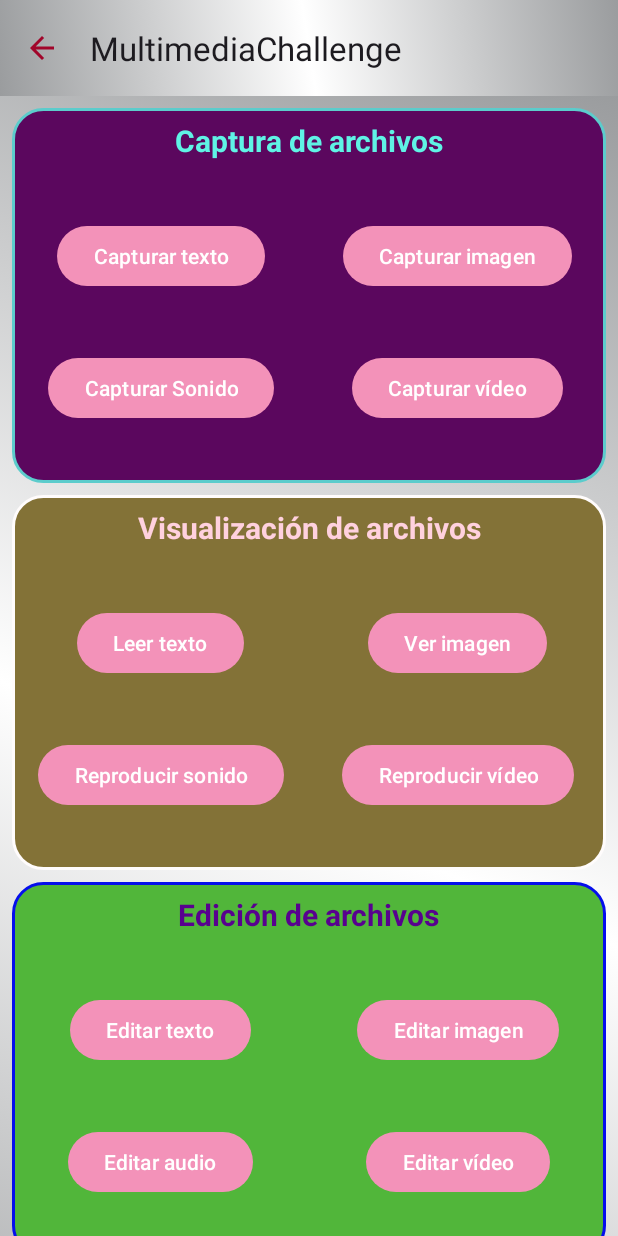
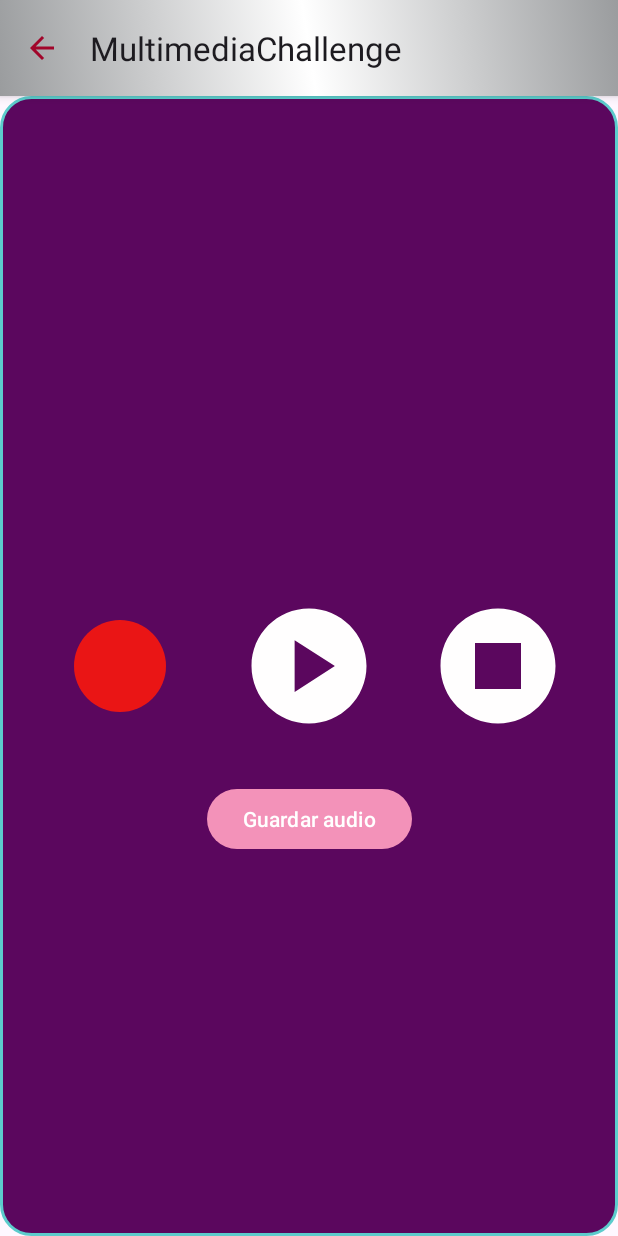
Before and after one commit to eguevarac/MultimediaChallenge, an Android app: the screen it shows after launch (MainActivity), after a tap on "Capturar Sonido", on a phone screen of 412 x 824 dp. Run offline under Robolectric (Android 15) with nearby library versions, the light colour scheme and no system bars.

Commit message:
added camera and recorder permissions

```diff
--- a/app/src/main/java/com/example/multimediachallenge/ui/MainFragment.kt
+++ b/app/src/main/java/com/example/multimediachallenge/ui/MainFragment.kt
@@ -1,18 +1,19 @@
 package com.example.multimediachallenge.ui
 
-import android.app.Activity
-import android.content.Intent
+import android.Manifest
 import android.net.Uri
+import android.os.Build
 import android.os.Bundle
+import android.util.Log
 import android.view.LayoutInflater
 import android.view.View
 import android.view.ViewGroup
+import android.widget.Toast
 import androidx.activity.result.ActivityResultLauncher
 import androidx.activity.result.contract.ActivityResultContracts
 import androidx.fragment.app.Fragment
 import androidx.navigation.fragment.findNavController
 import com.example.multimediachallenge.databinding.FragmentMainBinding
-import com.example.multimediachallenge.utils.AudioRecordingManager
 import com.example.multimediachallenge.utils.CameraManager
 import com.example.multimediachallenge.utils.TypeOfTextFragment
 
@@ -20,6 +21,7 @@ import com.example.multimediachallenge.utils.TypeOfTextFragment
 class MainFragment : Fragment() {
 
     private lateinit var binding: FragmentMainBinding
+    private var isCameraToVideo = false
 
     private val contractCameraForPictures: ActivityResultLauncher<Uri> =
         registerForActivityResult(ActivityResultContracts.TakePicture()) { userClickSave ->
@@ -34,7 +36,17 @@ class MainFragment : Fragment() {
             }
         }
 
-    private val recordAudioIntent = Intent().apply {
+    private val requestCameraPermissionLauncher =
+        registerForActivityResult(ActivityResultContracts.RequestPermission()) { isGranted ->
+            if (isGranted) {
+                launchPictureOrVideoContract()
+            } else {
+                Toast.makeText(requireContext(), "No has aceptado los permisos", Toast.LENGTH_SHORT)
+                    .show()
+            }
+        }
+
+    /*private val recordAudioIntent = Intent().apply {
         action = "com.sec.android.app.voicenote.action.RECORD_NEW_SOUND"
         flags = Intent.FLAG_ACTIVITY_NEW_TASK
     }
@@ -48,7 +60,7 @@ class MainFragment : Fragment() {
             } else {
                 // Si la acción se cancela o falla, aquí puedes manejarlo
             }
-        }
+        }*/
 
     override fun onCreateView(
         inflater: LayoutInflater, container: ViewGroup?,
@@ -70,23 +82,23 @@ class MainFragment : Fragment() {
                 )
             }
             btnCaptureSound.setOnClickListener {
-                AudioRecordingManager.startAudioRecording(
+                /*AudioRecordingManager.startAudioRecording(
                     requireContext(),
                     contractRecordAudio,
                     recordAudioIntent
+                )*/
+                findNavController().navigate(
+                    MainFragmentDirections.actionMainFragmentToRecorderFragment()
                 )
             }
             btnCaptureImg.setOnClickListener {
-                CameraManager.startContract(
-                    requireContext(),
-                    contractCameraForPictures
-                )
+                isCameraToVideo = false
+                Log.i(">", "Va a entrar en la función")
+                checkCameraPermissions()
             }
             btnCaptureVideo.setOnClickListener {
-                CameraManager.startContract(
-                    requireContext(),
-                    contractCameraForVideos
-                )
+                isCameraToVideo = true
+                checkCameraPermissions()
             }
 
             btnVisualizationText.setOnClickListener {
@@ -124,4 +136,26 @@ class MainFragment : Fragment() {
             btnChrome.setOnClickListener { }
         }
     }
+
+    private fun checkCameraPermissions() {
+        if (Build.VERSION.SDK_INT >= Build.VERSION_CODES.M) {
+            requestCameraPermissionLauncher.launch(Manifest.permission.CAMERA)
+        } else {
+            launchPictureOrVideoContract()
+        }
+    }
+
+    private fun launchPictureOrVideoContract() {
+        if (!isCameraToVideo) {
+            CameraManager.startContract(
+                requireContext(),
+                contractCameraForPictures
+            )
+        } else {
+            CameraManager.startContract(
+                requireContext(),
+                contractCameraForVideos
+            )
+        }
+    }
 }
--- /dev/null
+++ b/app/src/main/java/com/example/multimediachallenge/ui/RecorderFragment.kt
@@ -0,0 +1,55 @@
+package com.example.multimediachallenge.ui
+
+import android.Manifest
+import android.media.MediaRecorder
+import android.os.Build
+import android.os.Bundle
+import android.view.LayoutInflater
+import android.view.View
+import android.view.ViewGroup
+import android.widget.Toast
+import androidx.activity.result.contract.ActivityResultContracts
+import androidx.fragment.app.Fragment
+import com.example.multimediachallenge.databinding.FragmentRecorderBinding
+
+class RecorderFragment : Fragment() {
+
+    private lateinit var binding: FragmentRecorderBinding
+    private lateinit var recorder: MediaRecorder
+    override fun onCreateView(
+        inflater: LayoutInflater, container: ViewGroup?,
+        savedInstanceState: Bundle?
+    ): View {
+        binding = FragmentRecorderBinding.inflate(inflater, container, false)
+        return binding.root
+    }
+
+    override fun onViewCreated(view: View, savedInstanceState: Bundle?) {
+        super.onViewCreated(view, savedInstanceState)
+
+        checkRecorderPermission()
+    }
+
+    private fun checkRecorderPermission() {
+        val requestRecorderPermissionLauncher =
+            registerForActivityResult(ActivityResultContracts.RequestPermission()) { isGranted ->
+                if (isGranted) {
+                    // TODO: aquí hay que hacer las cositas
+                    Toast.makeText(requireContext(), "Permisos aceptado", Toast.LENGTH_SHORT).show()
+                } else {
+                    Toast.makeText(
+                        requireContext(),
+                        "Permisos denegados por el usuario",
+                        Toast.LENGTH_SHORT
+                    ).show()
+                }
+            }
+
+        if (Build.VERSION.SDK_INT >= Build.VERSION_CODES.M) {
+            requestRecorderPermissionLauncher.launch(Manifest.permission.RECORD_AUDIO)
+        } else {
+            // TODO: aquí hay que hacer las cositas
+        }
+
+    }
+}
--- a/app/src/main/java/com/example/multimediachallenge/ui/TextFragment.kt
+++ b/app/src/main/java/com/example/multimediachallenge/ui/TextFragment.kt
@@ -42,6 +42,7 @@ class TextFragment : Fragment() {
             TypeOfTextFragment.TextCreation -> setupTextCreationOrEditionFragment()
             TypeOfTextFragment.TextEdition -> setupTextCreationOrEditionFragment()
             TypeOfTextFragment.TextReader -> setupTextReaderFragment()
+            else -> setupTextReaderFragment()
         }
     }
 
--- /dev/null
+++ b/app/src/main/res/drawable/ic_play_circle.xml
@@ -0,0 +1,10 @@
+<vector android:height="92dp"
+    android:tint="#FFFEFE"
+    android:viewportHeight="24"
+    android:viewportWidth="24"
+    android:width="92dp"
+    xmlns:android="http://schemas.android.com/apk/res/android">
+    <path
+        android:fillColor="@android:color/white"
+        android:pathData="M12,2C6.48,2 2,6.48 2,12s4.48,10 10,10s10,-4.48 10,-10S17.52,2 12,2zM9.5,16.5v-9l7,4.5L9.5,16.5z" />
+</vector>
--- /dev/null
+++ b/app/src/main/res/drawable/ic_record.xml
@@ -0,0 +1,10 @@
+<vector android:height="92dp"
+    android:tint="#EA1515"
+    android:viewportHeight="24"
+    android:viewportWidth="24"
+    android:width="92dp"
+    xmlns:android="http://schemas.android.com/apk/res/android">
+    <path
+        android:fillColor="@android:color/white"
+        android:pathData="M12,12m-8,0a8,8 0,1 1,16 0a8,8 0,1 1,-16 0" />
+</vector>
--- /dev/null
+++ b/app/src/main/res/drawable/ic_stop_circle.xml
@@ -0,0 +1,10 @@
+<vector android:height="92dp"
+    android:tint="#FFFEFE"
+    android:viewportHeight="24"
+    android:viewportWidth="24"
+    android:width="92dp"
+    xmlns:android="http://schemas.android.com/apk/res/android">
+    <path
+        android:fillColor="@android:color/white"
+        android:pathData="M12,2C6.48,2 2,6.48 2,12c0,5.52 4.48,10 10,10s10,-4.48 10,-10C22,6.48 17.52,2 12,2zM16,16H8V8h8V16z" />
+</vector>
--- /dev/null
+++ b/app/src/main/res/layout/fragment_recorder.xml
@@ -0,0 +1,52 @@
+<?xml version="1.0" encoding="utf-8"?>
+<androidx.constraintlayout.widget.ConstraintLayout xmlns:android="http://schemas.android.com/apk/res/android"
+    xmlns:tools="http://schemas.android.com/tools"
+    android:layout_width="match_parent"
+    android:layout_height="match_parent"
+    xmlns:app="http://schemas.android.com/apk/res-auto"
+    tools:context=".ui.RecorderFragment"
+    android:background="@drawable/background_card_capture">
+
+    <ImageButton
+        android:id="@+id/btnRec"
+        android:layout_width="92dp"
+        android:layout_height="92dp"
+        android:src="@drawable/ic_record"
+        android:background="@color/transparent"
+        app:layout_constraintTop_toTopOf="parent"
+        app:layout_constraintStart_toStartOf="parent"
+        app:layout_constraintEnd_toStartOf="@id/btnPlay"
+        app:layout_constraintBottom_toBottomOf="parent" />
+
+    <ImageButton
+        android:id="@+id/btnPlay"
+        android:layout_width="92dp"
+        android:layout_height="92dp"
+        android:src="@drawable/ic_play_circle"
+        android:background="@color/transparent"
+        app:layout_constraintTop_toTopOf="parent"
+        app:layout_constraintStart_toEndOf="@id/btnRec"
+        app:layout_constraintEnd_toStartOf="@id/btnStop"
+        app:layout_constraintBottom_toBottomOf="parent" />
+
+    <ImageButton
+        android:id="@+id/btnStop"
+        android:layout_width="92dp"
+        android:layout_height="92dp"
+        android:src="@drawable/ic_stop_circle"
+        android:background="@color/transparent"
+        app:layout_constraintTop_toTopOf="parent"
+        app:layout_constraintStart_toEndOf="@id/btnPlay"
+        app:layout_constraintEnd_toEndOf="parent"
+        app:layout_constraintBottom_toBottomOf="parent" />
+
+    <Button
+        android:id="@+id/btnSave"
+        android:layout_width="wrap_content"
+        android:layout_height="wrap_content"
+        android:text="@string/saveAudio"
+        android:layout_marginTop="@dimen/largeMargin"
+        app:layout_constraintTop_toBottomOf="@id/btnRec"
+        app:layout_constraintStart_toStartOf="parent"
+        app:layout_constraintEnd_toEndOf="parent" />
+</androidx.constraintlayout.widget.ConstraintLayout>
--- a/app/src/main/res/navigation/main_graph.xml
+++ b/app/src/main/res/navigation/main_graph.xml
@@ -19,6 +19,9 @@
         <action
             android:id="@+id/action_mainFragment_to_videoFragment"
             app:destination="@id/videoFragment" />
+        <action
+            android:id="@+id/action_mainFragment_to_recorderFragment"
+            app:destination="@id/recorderFragment" />
     </fragment>
     <fragment
         android:id="@+id/textEditionFragment"
@@ -39,4 +42,9 @@
         android:name="com.example.multimediachallenge.ui.VideoFragment"
         android:label="fragment_video"
         tools:layout="@layout/fragment_video" />
+    <fragment
+        android:id="@+id/recorderFragment"
+        android:name="com.example.multimediachallenge.ui.RecorderFragment"
+        android:label="fragment_recorder"
+        tools:layout="@layout/fragment_recorder" />
 </navigation>
--- a/app/src/main/res/values/colors.xml
+++ b/app/src/main/res/values/colors.xml
@@ -2,4 +2,5 @@
 <resources>
     <color name="black">#FF000000</color>
     <color name="white">#FFFFFFFF</color>
+    <color name="transparent">#00FFFFFF</color>
 </resources>
--- a/app/src/main/res/values/strings.xml
+++ b/app/src/main/res/values/strings.xml
@@ -26,4 +26,5 @@
     <string name="findImgAtGallery">Buscar imagen en la galería</string>
     <string name="findText">Buscar texto</string>
     <string name="findVideoAtGallery">Buscar vídeo en la galería</string>
+    <string name="saveAudio">Guardar audio</string>
 </resources>
```
Also changed, not shown: app/src/main/AndroidManifest.xml (+13 -10 lines), app/src/main/res/drawable/ic_pause_circle.xml (added, +10 -0 lines), app/src/main/res/drawable/ic_stop.xml (added, +10 -0 lines).
